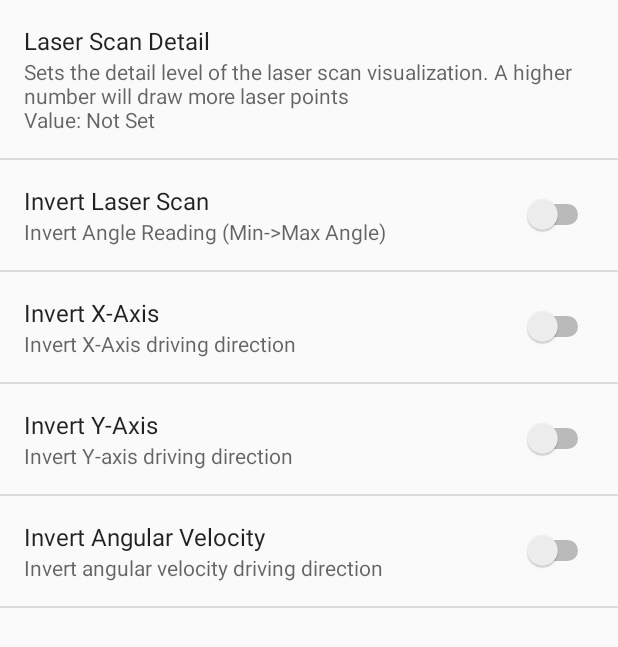
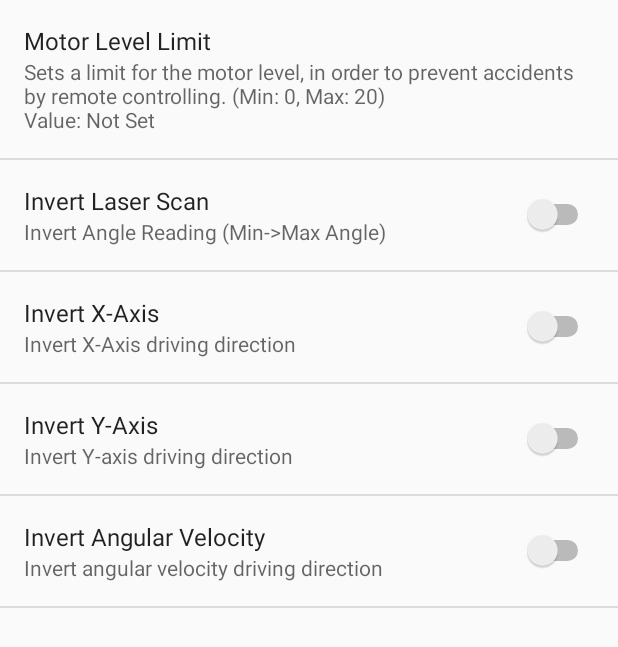
Before and after one commit to Nsteel/CarControl-App, an Android app: the fragment PreferencesFragment placed in its activity, after a tap on "Advanced Controls", on a phone screen of 412 x 824 dp. Shown: the top 647 px of the screen. Run offline under Robolectric (Android 15) with nearby library versions, the phone set to English and light mode, and no system bars; libraries missing offline, so code that uses them is left out: com.github.amlcurran.showcaseview; pictures from the network do not load; 1 statement that could not run was skipped.

Commit message:
Motor level limit was added

```diff
--- a/src/android_foo/control_app/src/main/java/com/robotca/ControlApp/Core/RobotController.java
+++ b/src/android_foo/control_app/src/main/java/com/robotca/ControlApp/Core/RobotController.java
@@ -745,6 +745,10 @@ public class RobotController implements NodeMain, Savable {
 //        rotation = carInfo.getOrientation();
     }
 
+    public int getMotorLimit() {
+        return Integer.parseInt(PreferenceManager.getDefaultSharedPreferences(context).getString(context.getString(R.string.prefs_motor_limit_key), "20"));
+    }
+
     /**
      * Load from a Bundle.
      *
--- a/src/android_foo/control_app/src/main/java/com/robotca/ControlApp/Views/JoystickView.java
+++ b/src/android_foo/control_app/src/main/java/com/robotca/ControlApp/Views/JoystickView.java
@@ -961,7 +961,8 @@ public class JoystickView extends RelativeLayout implements AnimationListener,
                                  double angularVelocityZ) {
 
         ((ControlApp) getContext()).getRobotController().
-                forceVelocity(linearVelocityX*20, linearVelocityY*20.0, angularVelocityZ*50.0);
+                forceVelocity((linearVelocityX > 0) ? linearVelocityX * (double)((ControlApp) getContext()).getRobotController().getMotorLimit() : linearVelocityX*20.0,
+                        linearVelocityY*20.0, angularVelocityZ*50.0);
     }
 
     /**
--- a/src/android_foo/control_app/src/main/res/values/strings.xml
+++ b/src/android_foo/control_app/src/main/res/values/strings.xml
@@ -22,6 +22,7 @@
     <string name="odometry_pref_title">Odometry Topic</string>
     <string name="sensorData_pref_title">SensorData Topic</string>
     <string name="laser_scan_detail_pref_title">Laser Scan Detail</string>
+    <string name="motor_limit_pref_title">Motor Level Limit</string>
     <string name="random_walk_range_minimum_pref_title">Random Walk Range Minimum</string>
     <string name="warning_pref_title">Warning System</string>
     <string name="warning_mindist_pref_title">Warning Distance</string>
@@ -67,6 +68,9 @@
     </string>
     <string name="laser_scan_detail_pref_summary">Sets the detail level of the laser scan visualization.
         A higher number will draw more laser points\nValue: %s
+    </string>
+      <string name="motor_limit_pref_summary">Sets a limit for the motor level, in order
+          to prevent accidents by remote controlling. (Min: 0, Max: 20)\nValue: %s
     </string>
     <string name="random_walk_range_minimum_pref_summary">This is the minimum sensed range where
         the random walk algorithm will stop and turn\nValue: %s</string>
@@ -186,6 +190,7 @@
     <string name="reverse_angle_reading_summary_off"><![CDATA[Invert Angle Reading (Min->Max Angle)]]></string>
     <string name="reverse_angle_reading_summary_on"><![CDATA[Invert Angle Reading (Max->Min Angle)]]></string>
     <string name="reverse_angle_reading_title">Invert Laser Scan</string>
+    <string name="prefs_motor_limit_key">prefs_motor_limit_key</string>
     <string name="prefs_reverse_angle_reading_key">prefs_reverse_angle_reading_key</string>
     <string name="prefs_invert_x_axis_key">prefs_invert_x_axis_key</string>
     <string name="prefs_invert_angular_velocity_key">prefs_invert_angular_velocity_key</string>
--- a/src/android_foo/control_app/src/main/res/xml/prefs.xml
+++ b/src/android_foo/control_app/src/main/res/xml/prefs.xml
@@ -62,13 +62,14 @@
         android:key="@string/prefs_advanced_control_settings_key"
         android:summary="@string/prefs_advanced_control_settings_summary"
         android:title="@string/advanced_controls__pref_title">
+
         <com.robotca.ControlApp.Views.BetterEditTextPreference
-            android:defaultValue="1"
+            android:defaultValue="20"
             android:inputType="number"
-            android:key="edittext_laser_scan_detail"
+            android:key="@string/prefs_motor_limit_key"
             android:singleLine="true"
-            android:summary="@string/laser_scan_detail_pref_summary"
-            android:title="@string/laser_scan_detail_pref_title" />
+            android:summary="@string/motor_limit_pref_summary"
+            android:title="@string/motor_limit_pref_title" />
 
         <SwitchPreference
             android:checked="false"
```
